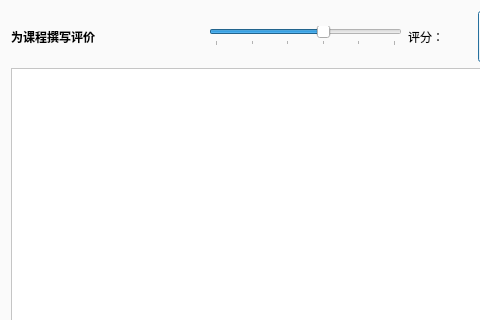
Old version of the form PKUCourseRadar/addcommentwindow.ui in the repository DynamicCast03/PKUCourseRadar; both pictures show x 0 to 480 and y 0 to 320 of the 569 by 434 pixel window.
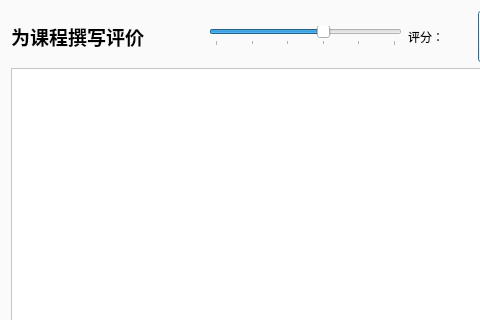
New version of the form. Custom widgets are drawn as their Qt base class.

Commit message: 界面label修改（2）

Patch:
```diff
--- a/PKUCourseRadar/addcommentwindow.ui
+++ b/PKUCourseRadar/addcommentwindow.ui
@@ -29,6 +29,7 @@
        </property>
        <property name="font">
         <font>
+         <pointsize>14</pointsize>
          <bold>true</bold>
         </font>
        </property>
```
The commit also changes 3 other files.
